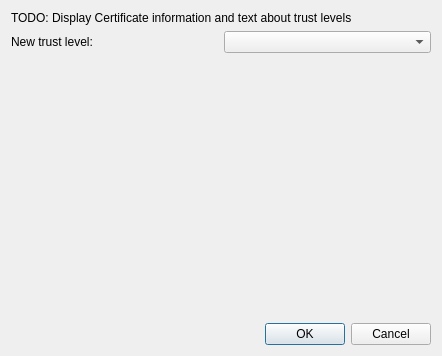
Before: the Qt Designer form dialogs/ownertrustdialog.ui in sensama/kleopatra, drawn with Qt 5.
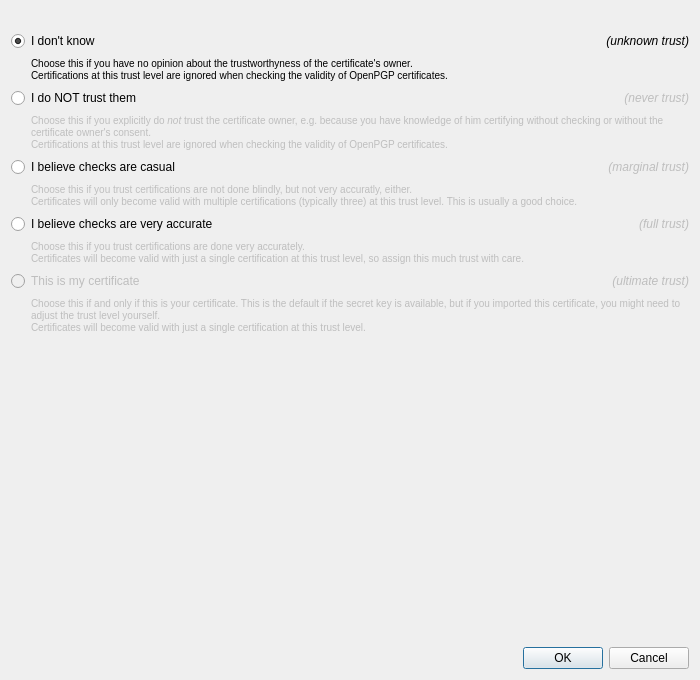
After: the same form once the commit is applied.

Commit message: Use the OwnerTrustDialog from the wiki, allow secret keys when they are not yet ultimately trusted (as happens when importing)

What changed in the file:
```diff
--- a/dialogs/ownertrustdialog.ui
+++ b/dialogs/ownertrustdialog.ui
@@ -5,32 +5,309 @@
    <rect>
     <x>0</x>
     <y>0</y>
-    <width>442</width>
-    <height>356</height>
+    <width>700</width>
+    <height>680</height>
    </rect>
   </property>
-  <property name="windowTitle" >
-   <string>Change Trust in Certificate Owner</string>
-  </property>
-  <layout class="QVBoxLayout" >
+  <layout class="QVBoxLayout" name="verticalLayout" >
+   <property name="sizeConstraint" >
+    <enum>QLayout::SetMinimumSize</enum>
+   </property>
    <item>
     <widget class="QLabel" name="label" >
-     <property name="text" >
-      <string>TODO: Display Certificate information and text about trust levels</string>
+     <property name="wordWrap" >
+      <bool>true</bool>
      </property>
     </widget>
    </item>
    <item>
-    <layout class="QHBoxLayout" >
+    <layout class="QHBoxLayout" name="horizontalLayout_10" >
+     <item>
+      <widget class="QRadioButton" name="unknownRB" >
+       <property name="text" >
+        <string>I don't know</string>
+       </property>
+       <property name="checked" >
+        <bool>true</bool>
+       </property>
+      </widget>
+     </item>
+     <item>
+      <widget class="QLabel" name="label_7" >
+       <property name="enabled" >
+        <bool>true</bool>
+       </property>
+       <property name="text" >
+        <string>&lt;i>(unknown trust)&lt;/i></string>
+       </property>
+       <property name="alignment" >
+        <set>Qt::AlignRight|Qt::AlignTrailing|Qt::AlignVCenter</set>
+       </property>
+      </widget>
+     </item>
+    </layout>
+   </item>
+   <item>
+    <layout class="QHBoxLayout" name="horizontalLayout" >
+     <item>
+      <spacer>
+       <property name="orientation" >
+        <enum>Qt::Horizontal</enum>
+       </property>
+       <property name="sizeType" >
+        <enum>QSizePolicy::Fixed</enum>
+       </property>
+       <property name="sizeHint" stdset="0" >
+        <size>
+         <width>20</width>
+         <height>20</height>
+        </size>
+       </property>
+      </spacer>
+     </item>
      <item>
       <widget class="QLabel" name="label_2" >
+       <property name="enabled" >
+        <bool>true</bool>
+       </property>
        <property name="text" >
-        <string>New trust level:</string>
+        <string>&lt;font size="-1">Choose this if you have no opinion about the trustworthyness of the certificate's owner.&lt;br>Certifications at this trust level are ignored when checking the validity of OpenPGP certificates.&lt;/font></string>
        </property>
+       <property name="wordWrap" >
+        <bool>true</bool>
+       </property>
       </widget>
      </item>
+    </layout>
+   </item>
+   <item>
+    <layout class="QHBoxLayout" name="horizontalLayout_9" >
      <item>
-      <widget class="QComboBox" name="trustCB" />
+      <widget class="QRadioButton" name="neverRB" >
+       <property name="text" >
+        <string>I do NOT trust them</string>
+       </property>
+      </widget>
+     </item>
+     <item>
+      <widget class="QLabel" name="label_8" >
+       <property name="enabled" >
+        <bool>false</bool>
+       </property>
+       <property name="text" >
+        <string>&lt;i>(never trust)&lt;/i></string>
+       </property>
+       <property name="alignment" >
+        <set>Qt::AlignRight|Qt::AlignTrailing|Qt::AlignVCenter</set>
+       </property>
+      </widget>
+     </item>
+    </layout>
+   </item>
+   <item>
+    <layout class="QHBoxLayout" name="horizontalLayout_2" >
+     <item>
+      <spacer>
+       <property name="orientation" >
+        <enum>Qt::Horizontal</enum>
+       </property>
+       <property name="sizeType" >
+        <enum>QSizePolicy::Fixed</enum>
+       </property>
+       <property name="sizeHint" stdset="0" >
+        <size>
+         <width>20</width>
+         <height>20</height>
+        </size>
+       </property>
+      </spacer>
+     </item>
+     <item>
+      <widget class="QLabel" name="label_3" >
+       <property name="enabled" >
+        <bool>false</bool>
+       </property>
+       <property name="text" >
+        <string>&lt;font size="-1">Choose this if you explicitly do &lt;em>not&lt;/em> trust the certificate owner, e.g. because you have knowledge of him certifying without checking or without the certificate owner's consent.&lt;br>Certifications at this trust level are ignored when checking the validity of OpenPGP certificates.&lt;/font></string>
+       </property>
+       <property name="wordWrap" >
+        <bool>true</bool>
+       </property>
+      </widget>
+     </item>
+    </layout>
+   </item>
+   <item>
+    <layout class="QHBoxLayout" name="horizontalLayout_8" >
+     <item>
+      <widget class="QRadioButton" name="marginalRB" >
+       <property name="text" >
+        <string>I believe checks are casual</string>
+       </property>
+      </widget>
+     </item>
+     <item>
+      <widget class="QLabel" name="label_9" >
+       <property name="enabled" >
+        <bool>false</bool>
+       </property>
+       <property name="text" >
+        <string>&lt;i>(marginal trust)&lt;/i></string>
+       </property>
+       <property name="alignment" >
+        <set>Qt::AlignRight|Qt::AlignTrailing|Qt::AlignVCenter</set>
+       </property>
+      </widget>
+     </item>
+    </layout>
+   </item>
+   <item>
+    <layout class="QHBoxLayout" name="horizontalLayout_3" >
+     <item>
+      <spacer>
+       <property name="orientation" >
+        <enum>Qt::Horizontal</enum>
+       </property>
+       <property name="sizeType" >
+        <enum>QSizePolicy::Fixed</enum>
+       </property>
+       <property name="sizeHint" stdset="0" >
+        <size>
+         <width>20</width>
+         <height>20</height>
+        </size>
+       </property>
+      </spacer>
+     </item>
+     <item>
+      <widget class="QLabel" name="label_4" >
+       <property name="enabled" >
+        <bool>false</bool>
+       </property>
+       <property name="text" >
+        <string>&lt;font size="-1">Choose this if you trust certifications are not done blindly, but not very accuratly, either.&lt;br>Certificates will only become valid with multiple certifications (typically three) at this trust level. This is usually a good choice.&lt;/font></string>
+       </property>
+       <property name="wordWrap" >
+        <bool>true</bool>
+       </property>
+      </widget>
+     </item>
+    </layout>
+   </item>
+   <item>
+    <layout class="QHBoxLayout" name="horizontalLayout_7" >
+     <item>
+      <widget class="QRadioButton" name="fullRB" >
+       <property name="text" >
+        <string>I believe checks are very accurate</string>
+       </property>
+      </widget>
+     </item>
+     <item>
+      <widget class="QLabel" name="label_10" >
+       <property name="enabled" >
+        <bool>false</bool>
+       </property>
+       <property name="text" >
+        <string>&lt;i>(full trust)&lt;/i></string>
+       </property>
+       <property name="alignment" >
+        <set>Qt::AlignRight|Qt::AlignTrailing|Qt::AlignVCenter</set>
+       </property>
+      </widget>
+     </item>
+    </layout>
+   </item>
+   <item>
+    <layout class="QHBoxLayout" name="horizontalLayout_4" >
+     <item>
+      <spacer>
+       <property name="orientation" >
+        <enum>Qt::Horizontal</enum>
+       </property>
+       <property name="sizeType" >
+        <enum>QSizePolicy::Fixed</enum>
+       </property>
+       <property name="sizeHint" stdset="0" >
+        <size>
+         <width>20</width>
+         <height>20</height>
+        </size>
+       </property>
+      </spacer>
+     </item>
+     <item>
+      <widget class="QLabel" name="label_5" >
+       <property name="enabled" >
+        <bool>false</bool>
+       </property>
+       <property name="text" >
+        <string>&lt;font size="-1">Choose this if you trust certifications are done very accurately.&lt;br>Certificates will become valid with just a single certification at this trust level, so assign this much trust with care.&lt;/font></string>
+       </property>
+       <property name="wordWrap" >
+        <bool>true</bool>
+       </property>
+      </widget>
+     </item>
+    </layout>
+   </item>
+   <item>
+    <layout class="QHBoxLayout" name="horizontalLayout_6" >
+     <item>
+      <widget class="QRadioButton" name="ultimateRB" >
+       <property name="enabled" >
+        <bool>false</bool>
+       </property>
+       <property name="text" >
+        <string>This is my certificate</string>
+       </property>
+      </widget>
+     </item>
+     <item>
+      <widget class="QLabel" name="label_11" >
+       <property name="enabled" >
+        <bool>false</bool>
+       </property>
+       <property name="text" >
+        <string>&lt;i>(ultimate trust)&lt;/i></string>
+       </property>
+       <property name="alignment" >
+        <set>Qt::AlignRight|Qt::AlignTrailing|Qt::AlignVCenter</set>
+       </property>
+      </widget>
+     </item>
+    </layout>
+   </item>
+   <item>
+    <layout class="QHBoxLayout" name="horizontalLayout_5" >
+     <item>
+      <spacer>
+       <property name="orientation" >
+        <enum>Qt::Horizontal</enum>
+       </property>
+       <property name="sizeType" >
+        <enum>QSizePolicy::Fixed</enum>
+       </property>
+       <property name="sizeHint" stdset="0" >
+        <size>
+         <width>20</width>
+         <height>20</height>
+        </size>
+       </property>
+      </spacer>
+     </item>
+     <item>
+      <widget class="QLabel" name="label_6" >
+       <property name="enabled" >
+        <bool>false</bool>
+       </property>
+       <property name="text" >
+        <string>&lt;font size="-1">Choose this if and only if this is your certificate. This is the default if the secret key is available, but if you imported this certificate, you might need to adjust the trust level yourself.&lt;br>Certificates will become valid with just a single certification at this trust level.&lt;/font></string>
+       </property>
+       <property name="wordWrap" >
+        <bool>true</bool>
+       </property>
+      </widget>
      </item>
     </layout>
    </item>
@@ -39,9 +316,9 @@
      <property name="orientation" >
       <enum>Qt::Vertical</enum>
      </property>
-     <property name="sizeHint" >
+     <property name="sizeHint" stdset="0" >
       <size>
-       <width>20</width>
+       <width>501</width>
        <height>40</height>
       </size>
      </property>
@@ -53,7 +330,7 @@
       <enum>Qt::Horizontal</enum>
      </property>
      <property name="standardButtons" >
-      <set>QDialogButtonBox::Cancel|QDialogButtonBox::NoButton|QDialogButtonBox::Ok</set>
+      <set>QDialogButtonBox::Cancel|QDialogButtonBox::Ok</set>
      </property>
     </widget>
    </item>
```
Left out of the diff: 272 changed lines with no effect on the pictures. The commit also changes 4 other files.
